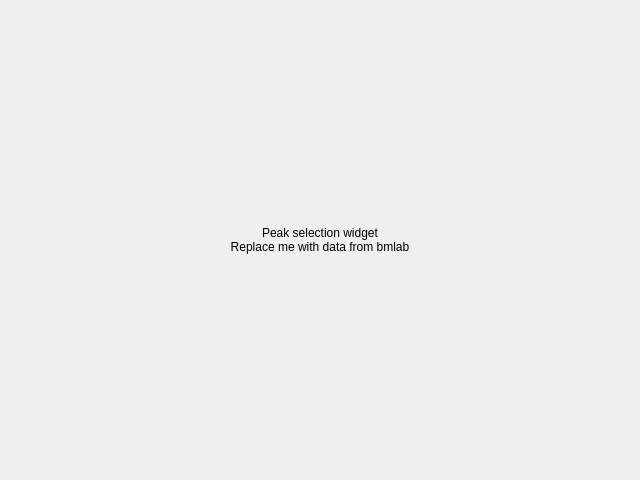
This is bmicro/gui/peak_selection/peak_selection_view.ui in BrillouinMicroscopy/BMicro as Qt 5 draws it before an edit. The edited form follows.
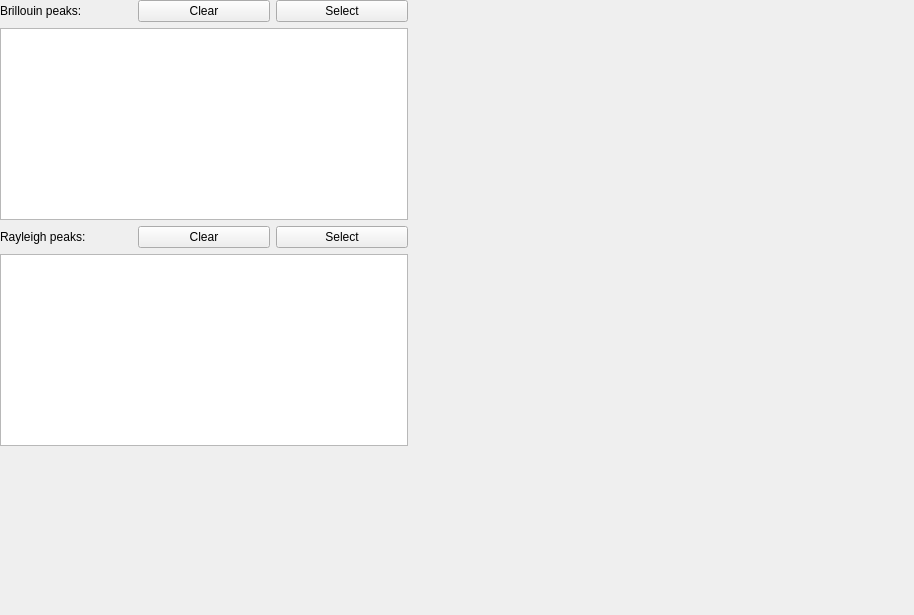
This is the edited form.

Commit message: feature: add peak selection gui

```diff
--- a/bmicro/gui/peak_selection/peak_selection_view.ui
+++ b/bmicro/gui/peak_selection/peak_selection_view.ui
@@ -6,14 +6,20 @@
    <rect>
     <x>0</x>
     <y>0</y>
-    <width>640</width>
-    <height>480</height>
+    <width>914</width>
+    <height>615</height>
    </rect>
   </property>
+  <property name="sizePolicy">
+   <sizepolicy hsizetype="Preferred" vsizetype="Preferred">
+    <horstretch>0</horstretch>
+    <verstretch>0</verstretch>
+   </sizepolicy>
+  </property>
   <property name="windowTitle">
    <string>Form</string>
   </property>
-  <layout class="QVBoxLayout" name="verticalLayout">
+  <layout class="QHBoxLayout" name="horizontalLayout_2">
    <property name="leftMargin">
     <number>0</number>
    </property>
@@ -27,15 +33,169 @@
     <number>0</number>
    </property>
    <item>
-    <widget class="QLabel" name="data_test_label">
-     <property name="text">
-      <string>Peak selection widget
-Replace me with data from bmlab</string>
-     </property>
-     <property name="alignment">
-      <set>Qt::AlignCenter</set>
-     </property>
-    </widget>
+    <layout class="QHBoxLayout" name="horizontalLayout_5">
+     <item>
+      <layout class="QVBoxLayout" name="verticalLayout">
+       <item>
+        <widget class="QWidget" name="widget_Brillouin" native="true">
+         <property name="sizePolicy">
+          <sizepolicy hsizetype="Expanding" vsizetype="Preferred">
+           <horstretch>0</horstretch>
+           <verstretch>0</verstretch>
+          </sizepolicy>
+         </property>
+         <property name="minimumSize">
+          <size>
+           <width>400</width>
+           <height>0</height>
+          </size>
+         </property>
+         <property name="maximumSize">
+          <size>
+           <width>700</width>
+           <height>16777215</height>
+          </size>
+         </property>
+         <layout class="QVBoxLayout" name="verticalLayout_2">
+          <property name="leftMargin">
+           <number>0</number>
+          </property>
+          <property name="topMargin">
+           <number>0</number>
+          </property>
+          <property name="rightMargin">
+           <number>0</number>
+          </property>
+          <property name="bottomMargin">
+           <number>0</number>
+          </property>
+          <item>
+           <layout class="QHBoxLayout" name="horizontalLayout_8">
+            <item>
+             <widget class="QLabel" name="label_Brillouin">
+              <property name="text">
+               <string>Brillouin peaks:</string>
+              </property>
+             </widget>
+            </item>
+            <item>
+             <widget class="QPushButton" name="button_brillouin_clear">
+              <property name="text">
+               <string>Clear</string>
+              </property>
+             </widget>
+            </item>
+            <item>
+             <widget class="QPushButton" name="button_brillouin_select_done">
+              <property name="text">
+               <string>Select</string>
+              </property>
+             </widget>
+            </item>
+           </layout>
+          </item>
+          <item>
+           <widget class="QTableView" name="tableView"/>
+          </item>
+         </layout>
+        </widget>
+       </item>
+       <item>
+        <widget class="QWidget" name="widget_Rayleigh" native="true">
+         <property name="sizePolicy">
+          <sizepolicy hsizetype="Expanding" vsizetype="Preferred">
+           <horstretch>0</horstretch>
+           <verstretch>0</verstretch>
+          </sizepolicy>
+         </property>
+         <property name="minimumSize">
+          <size>
+           <width>400</width>
+           <height>0</height>
+          </size>
+         </property>
+         <property name="maximumSize">
+          <size>
+           <width>700</width>
+           <height>16777215</height>
+          </size>
+         </property>
+         <layout class="QVBoxLayout" name="verticalLayout_4">
+          <property name="leftMargin">
+           <number>0</number>
+          </property>
+          <property name="topMargin">
+           <number>0</number>
+          </property>
+          <property name="rightMargin">
+           <number>0</number>
+          </property>
+          <property name="bottomMargin">
+           <number>0</number>
+          </property>
+          <item>
+           <layout class="QHBoxLayout" name="horizontalLayout_6">
+            <item>
+             <widget class="QLabel" name="label_Rayleigh">
+              <property name="text">
+               <string>Rayleigh peaks:</string>
+              </property>
+             </widget>
+            </item>
+            <item>
+             <widget class="QPushButton" name="button_rayleigh_clear">
+              <property name="text">
+               <string>Clear</string>
+              </property>
+             </widget>
+            </item>
+            <item>
+             <widget class="QPushButton" name="button_rayleigh_select_done">
+              <property name="text">
+               <string>Select</string>
+              </property>
+             </widget>
+            </item>
+           </layout>
+          </item>
+          <item>
+           <widget class="QTableView" name="tableView_2"/>
+          </item>
+         </layout>
+        </widget>
+       </item>
+       <item>
+        <spacer name="verticalSpacer">
+         <property name="orientation">
+          <enum>Qt::Vertical</enum>
+         </property>
+         <property name="sizeHint" stdset="0">
+          <size>
+           <width>20</width>
+           <height>40</height>
+          </size>
+         </property>
+        </spacer>
+       </item>
+      </layout>
+     </item>
+     <item>
+      <widget class="QWidget" name="image_widget" native="true">
+       <property name="sizePolicy">
+        <sizepolicy hsizetype="Expanding" vsizetype="Expanding">
+         <horstretch>0</horstretch>
+         <verstretch>0</verstretch>
+        </sizepolicy>
+       </property>
+       <property name="minimumSize">
+        <size>
+         <width>500</width>
+         <height>500</height>
+        </size>
+       </property>
+      </widget>
+     </item>
+    </layout>
    </item>
   </layout>
  </widget>
```
Left out of the diff: 4 changed lines with no effect on the pictures.
